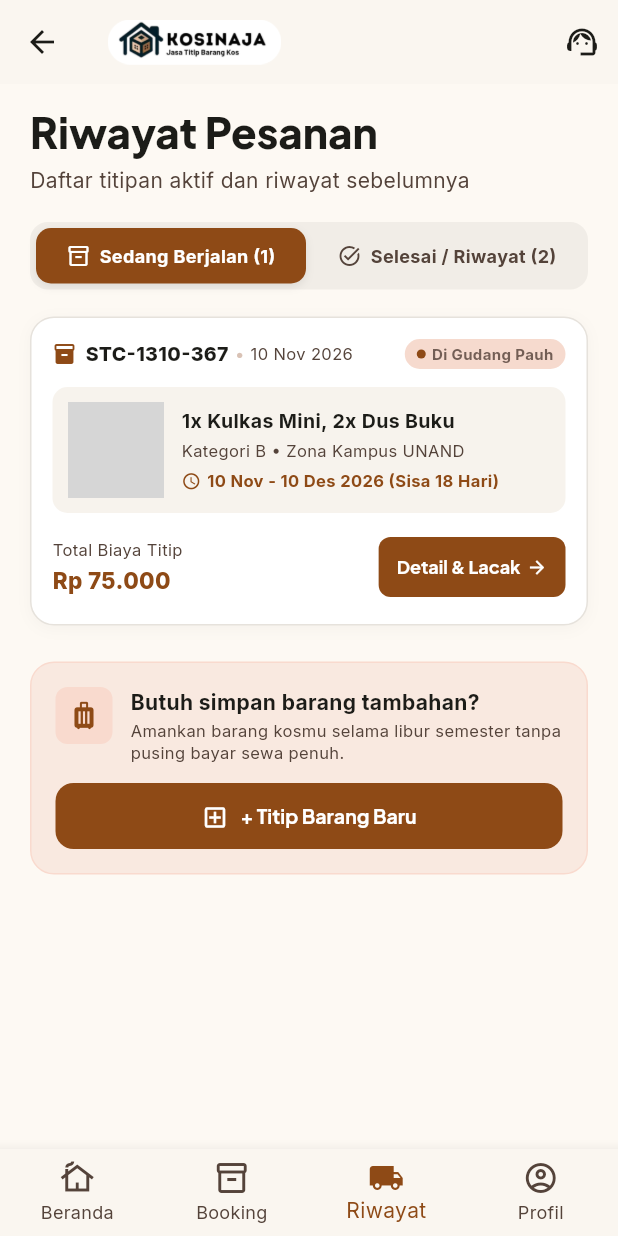
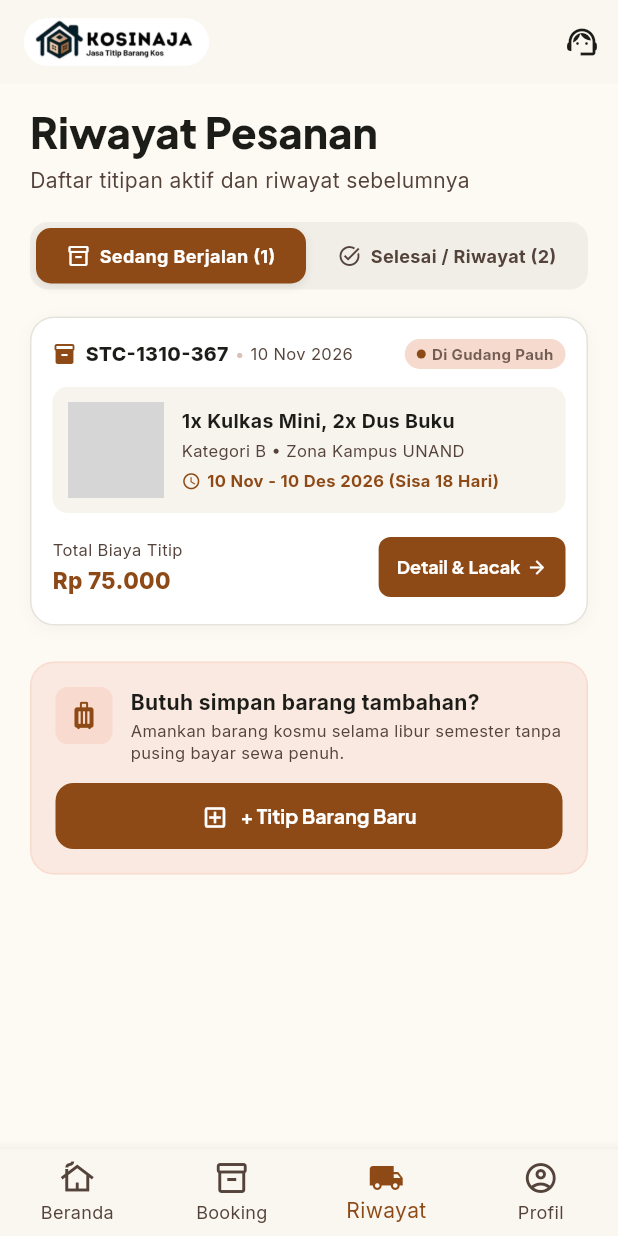
Before and after one commit to VaniaUlimazRivani/kosinaja-flutter, a Flutter app: the OrdersScreen screen opened by its route, on a phone screen of 412 x 824 dp. Run offline on Flutter 3.47's test engine with Material 2 defaults, Android fonts, the phone set to English and light mode, and no system bars; our stand-ins replace firebase_auth, firebase_core, google_fonts, google_sign_in, image_picker, shared_preferences and 1 more; accounts and stored records are empty; network calls fail; grey boxes are pictures that could not be loaded.

Commit message:
fix(ui): align logo to edge in orders screen with titleSpacing 16 and automaticallyImplyLeading false

```diff
--- a/lib/screens/orders/orders_screen.dart
+++ b/lib/screens/orders/orders_screen.dart
@@ -288,9 +288,13 @@ class _OrdersScreenState extends State<OrdersScreen> {
     return Scaffold(
       backgroundColor: AppColors.background,
       appBar: AppBar(
+        backgroundColor: AppColors.surface,
+        elevation: 0,
+        automaticallyImplyLeading: false,
+        titleSpacing: 16,
         title: Image.asset(
           'assets/images/logo_kosinaja.png',
-          height: 30,
+          height: 32,
           fit: BoxFit.contain,
         ),
         actions: [
```
